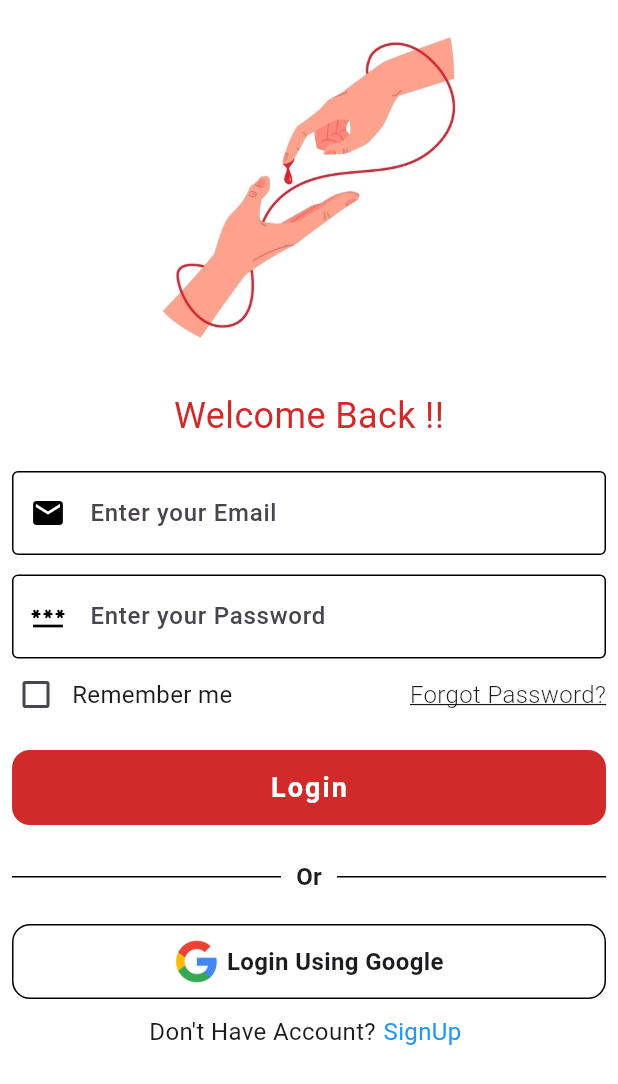
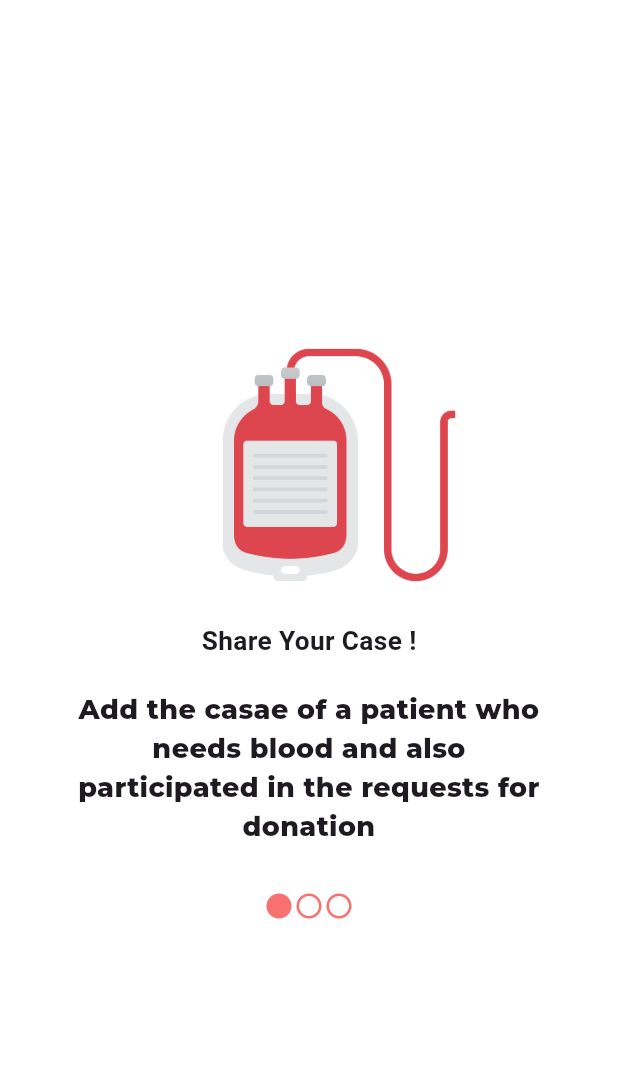
Before and after one commit to Pakhrin007/Blood, a Flutter app: the screen it shows after launch, on a phone screen of 412 x 824 dp. Shown: the top 1084 px of the screen. Run offline on Flutter 3.47's test engine with Material 3 defaults, Android fonts, the phone set to English and light mode, and no system bars; our stand-ins replace curved_navigation_bar, lottie, pin_code_fields, velocity_x; Roboto replaces fonts that are missing (liberin, libertin).

Commit message:
onBoardingScreen

```diff
--- a/lib/main.dart
+++ b/lib/main.dart
@@ -5,6 +5,7 @@
 import 'package:blood/screens/auth/register_screen.dart';
 import 'package:blood/screens/auth/reset_password.dart';
 import 'package:blood/screens/home/home.dart';
+import 'package:blood/screens/onBoarding_screens/onBoarding.dart';
 import 'package:blood/screens/splash/splash_screen.dart';
 import 'package:blood/widgets/btn_navbar.dart';
 import 'package:flutter/material.dart';
@@ -21,7 +22,7 @@
     return MaterialApp(
       debugShowCheckedModeBanner: false,
       home: BottomNavBar(),
-      initialRoute: MyRoutes.splashScreenRoute,
+      initialRoute: MyRoutes.onboardingScreen,
       routes: {
         MyRoutes.splashScreenRoute:(context)=>SplashScreen(),
         MyRoutes.loginScreenRoute:(context)=>LoginScreen(),
@@ -30,6 +31,7 @@
         MyRoutes.otpScreenRoute:(context)=>OtpPage(),
         MyRoutes.resetPasswordRoute:(context)=>ResetPassword(),
         MyRoutes.homePageRooute:(context)=>HomePageScreen(),
+        MyRoutes.onboardingScreen:(context)=>OnboardingScreen()
       },
     );
   }
--- a/lib/routes/routes.dart
+++ b/lib/routes/routes.dart
@@ -6,5 +6,6 @@ class MyRoutes {
   static String otpScreenRoute="/otpScreen";
   static String resetPasswordRoute="/ResetPasswordScreen";
   static String homePageRooute="HomePageScreen";
+  static String onboardingScreen="/onBoardingScreen";
    // Typo in "Sreen"
 }
--- /dev/null
+++ b/lib/screens/onBoarding_screens/onBoarding.dart
@@ -0,0 +1,212 @@
+import 'package:blood/core/themes/theme.dart';
+import 'package:blood/routes/routes.dart';
+import 'package:flutter/material.dart';
+import 'package:velocity_x/velocity_x.dart';
+
+class OnboardingScreen extends StatefulWidget {
+  const OnboardingScreen({super.key});
+
+  @override
+  State<OnboardingScreen> createState() => _OnboardingScreenState();
+}
+
+class _OnboardingScreenState extends State<OnboardingScreen> {
+  int currentIndex = 0;
+
+  @override
+  Widget build(BuildContext context) {
+    return SafeArea(
+        child: Scaffold(
+      backgroundColor: Colors.white,
+      body: PageView(
+        scrollDirection: Axis.horizontal,
+        onPageChanged: (value) {
+          setState(() {
+            currentIndex = value;
+          });
+        },
+        children: [
+          Column(
+            mainAxisAlignment: MainAxisAlignment.center,
+            children: [
+              Padding(
+                padding: const EdgeInsets.only(left: 40),
+                child: Image.asset(
+                  'assets/images/onBoarding_images/one.png',
+                  height: 200,
+                  width: 160,
+                ),
+              ),
+              5.heightBox,
+              "Share Your Case !"
+                  .text
+                  .textStyle(TextStyle(
+                    fontFamily: 'liberin',
+                  ))
+                  .xl
+                  .bold
+                  .make()
+                  .centered(),
+              Padding(
+                padding:
+                    const EdgeInsets.symmetric(horizontal: 40, vertical: 20),
+                child:
+                    "Add the casae of a patient who needs blood and also participated in the requests for donation"
+                        .text
+                        .textStyle(TextStyle(
+                            fontFamily: 'Mono',
+                            fontSize: 18,
+                            fontWeight: FontWeight.w800))
+                        .center
+                        .make(),
+              ),
+              10.heightBox,
+              row()
+            ],
+          ),
+          Column(
+            mainAxisAlignment: MainAxisAlignment.center,
+            children: [
+              Padding(
+                padding: const EdgeInsets.only(left: 40),
+                child: Image.asset(
+                  'assets/images/onBoarding_images/two.png',
+                  height: 200,
+                  width: 160,
+                ),
+              ),
+              "Donate to Others"
+                  .text
+                  .textStyle(TextStyle(
+                    fontFamily: 'liberin',
+                  ))
+                  .xl
+                  .bold
+                  .make()
+                  .centered(),
+              5.heightBox,
+              Padding(
+                padding:
+                    const EdgeInsets.symmetric(horizontal: 40, vertical: 20),
+                child: "Donate to individual cases in one step"
+                    .text
+                    .textStyle(TextStyle(
+                        fontFamily: 'Mono',
+                        fontSize: 18,
+                        fontWeight: FontWeight.w800))
+                    .center
+                    .make(),
+              ),
+              10.heightBox,
+              row()
+            ],
+          ),
+          Column(
+            children: [
+              Expanded(
+                child: Column(
+                  mainAxisAlignment: MainAxisAlignment.center,
+                  children: [
+                    Padding(
+                      padding: const EdgeInsets.only(left: 0),
+                      child: Image.asset(
+                        'assets/images/onBoarding_images/three.png',
+                        height: 200,
+                        width: 160,
+                      ),
+                    ),
+                    5.heightBox,
+                    "Track the Donors"
+                        .text
+                        .textStyle(TextStyle(
+                          fontFamily: 'liberin',
+                        ))
+                        .xl
+                        .bold
+                        .make()
+                        .centered(),
+                    Padding(
+                      padding: const EdgeInsets.symmetric(
+                          horizontal: 40, vertical: 20),
+                      child: "Tracking donors coming moment by moment"
+                          .text
+                          .textStyle(TextStyle(
+                              fontFamily: 'Mono',
+                              fontSize: 18,
+                              fontWeight: FontWeight.w800))
+                          .center
+                          .make(),
+                    ),
+                    10.heightBox,
+                    row(),
+                  ],
+                ),
+              ),
+
+              Padding(
+                padding: const EdgeInsets.all(16.0),
+                child: buttom(),
+              ),
+            ],
+          )
+        ],
+      ),
+    ));
+  }
+
+  Widget row() {
+    return Row(
+      mainAxisAlignment: MainAxisAlignment.center,
+      children: [
+        currentIndex == 0
+            ? Icon(
+                Icons.circle,
+                color: Vx.red400,
+                size: 20,
+              )
+            : Icon(
+                Icons.circle_outlined,
+                color: Vx.red400,
+                size: 20,
+              ),
+        currentIndex == 1
+            ? Icon(
+                Icons.circle,
+                color: Vx.red400,
+                size: 20,
+              )
+            : Icon(
+                Icons.circle_outlined,
+                color: Vx.red400,
+                size: 20,
+              ),
+        currentIndex == 2
+            ? Icon(
+                Icons.circle,
+                color: Vx.red400,
+                size: 20,
+              )
+            : Icon(
+                Icons.circle_outlined,
+                color: Vx.red400,
+                size: 20,
+              )
+      ],
+    );
+  }
+
+  Widget  buttom() {
+    return InkWell(
+      child: Container(
+        height: 50,
+        decoration: BoxDecoration(color: Vx.red500,borderRadius: BorderRadius.circular(12)),
+
+        width: double.infinity,
+        child: "Get Started".text.textStyle(TextStyle(color: Colors.white)).xl.bold.make().centered(),
+      ),
+      onTap: () {
+        Navigator.pushReplacementNamed(context, "/LoginScreen");
+      },
+    );
+  }
+}
--- a/pubspec.yaml
+++ b/pubspec.yaml
@@ -67,7 +67,7 @@ flutter:
   # To add assets to your application, add an assets section, like this:
   assets:
     - assets/images/auth_images/
-
+    - assets/images/onBoarding_images/
     - assets/lottie/
     - assets/fonts/
   #   - images/a_dot_ham.jpeg
```
Also changed, not shown: assets/images/onBoarding_images/one.png (added), assets/images/onBoarding_images/three.png (added), assets/images/onBoarding_images/two.png (added).
